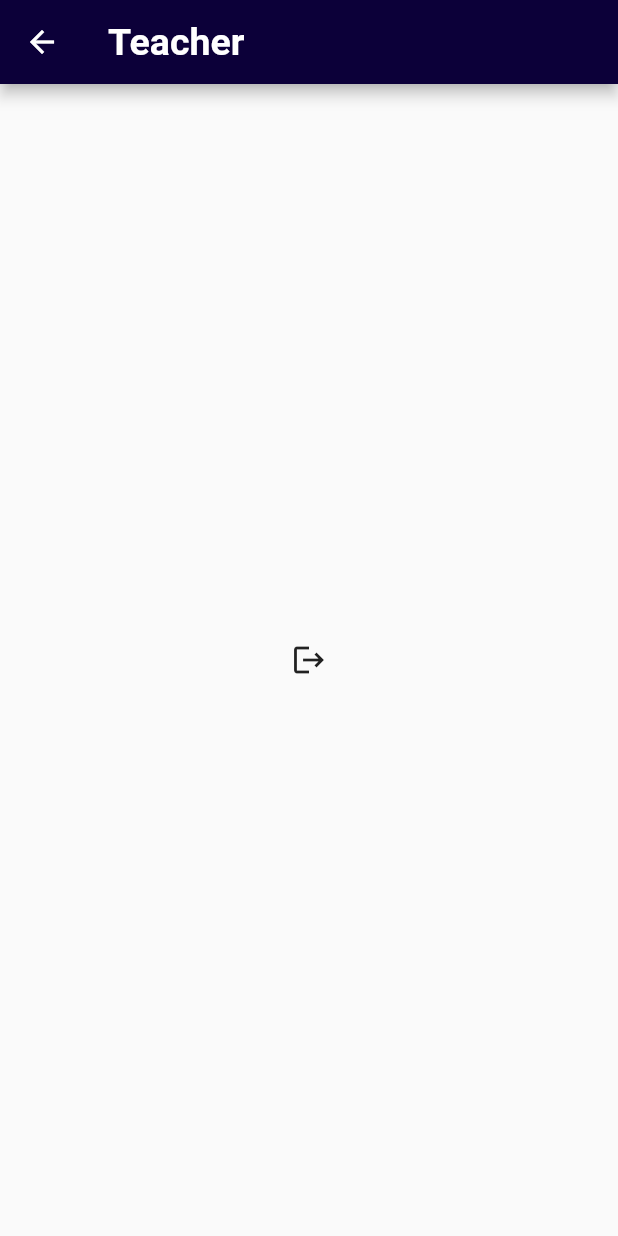
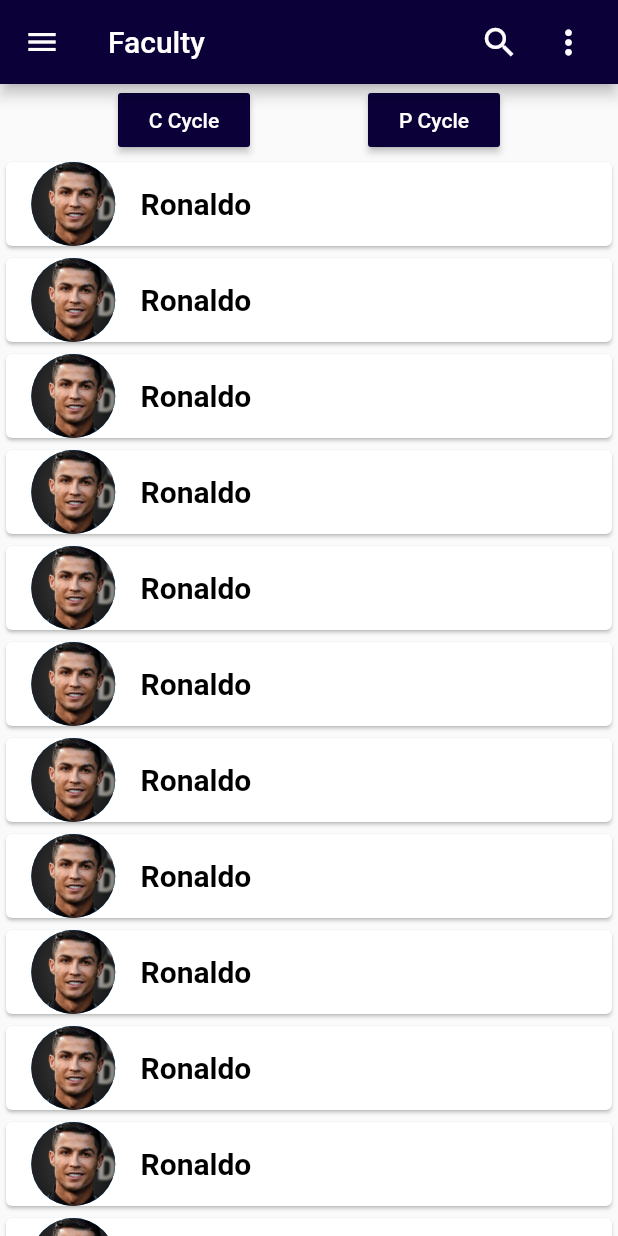
Before and after one commit to RonaldRommel/Counselling_App, a Flutter app: the TeacherHome screen opened directly, on a phone screen of 412 x 824 dp. Run offline on Flutter 3.47's test engine with Material 2 defaults, Android fonts, the phone set to English and light mode, and no system bars; our stand-ins replace cloud_firestore, firebase_auth, firebase_core, flutter_spinkit; accounts and stored records are empty.

Commit message:
Added Teacher layout

```diff
--- /dev/null
+++ b/project/lib/List/student_list.dart
@@ -0,0 +1,54 @@
+import 'package:firebase_auth/firebase_auth.dart';
+import 'package:project/models/ClassStudents.dart';
+import 'package:project/screens/Teacher/teacher_home.dart';
+
+class Student_List {
+
+  List<Students> students1=[
+    Students(name: "Ronaldo",picture: "ronaldo.jpg"),
+    Students(name: "Ronaldo",picture: "ronaldo.jpg"),
+    Students(name: "Ronaldo",picture: "ronaldo.jpg"),
+    Students(name: "Ronaldo",picture: "ronaldo.jpg"),
+    Students(name: "Ronaldo",picture: "ronaldo.jpg"),
+    Students(name: "Ronaldo",picture: "ronaldo.jpg"),
+    Students(name: "Ronaldo",picture: "ronaldo.jpg"),
+    Students(name: "Ronaldo",picture: "ronaldo.jpg"),
+    Students(name: "Ronaldo",picture: "ronaldo.jpg"),
+    Students(name: "Ronaldo",picture: "ronaldo.jpg"),
+    Students(name: "Ronaldo",picture: "ronaldo.jpg"),
+    Students(name: "Ronaldo",picture: "ronaldo.jpg"),
+    Students(name: "Ronaldo",picture: "ronaldo.jpg"),
+    Students(name: "Ronaldo",picture: "ronaldo.jpg"),
+    Students(name: "Ronaldo",picture: "ronaldo.jpg"),
+    Students(name: "Ronaldo",picture: "ronaldo.jpg"),
+  ];
+
+  List<Students> students2=[
+    Students(name: "Messi",picture: "messi.jpg"),
+    Students(name: "Messi",picture: "messi.jpg"),
+    Students(name: "Messi",picture: "messi.jpg"),
+    Students(name: "Messi",picture: "messi.jpg"),
+    Students(name: "Messi",picture: "messi.jpg"),
+    Students(name: "Messi",picture: "messi.jpg"),
+    Students(name: "Messi",picture: "messi.jpg"),
+    Students(name: "Messi",picture: "messi.jpg"),
+    Students(name: "Messi",picture: "messi.jpg"),
+    Students(name: "Messi",picture: "messi.jpg"),
+    Students(name: "Messi",picture: "messi.jpg"),
+    Students(name: "Messi",picture: "messi.jpg"),
+    Students(name: "Messi",picture: "messi.jpg"),
+    Students(name: "Messi",picture: "messi.jpg"),
+    Students(name: "Messi",picture: "messi.jpg"),
+    Students(name: "Messi",picture: "messi.jpg"),
+  ];
+
+  studList(int sec){
+    if(sec == 0) {
+      return students1;
+    }
+    else if(sec == 1) {
+      return students2;
+    }
+  }
+
+}
--- a/project/lib/screens/Teacher/teacher_home.dart
+++ b/project/lib/screens/Teacher/teacher_home.dart
@@ -1,4 +1,6 @@
 import 'package:flutter/material.dart';
+import 'package:project/List/student_list.dart';
+import 'package:project/models/ClassStudents.dart';
 import 'package:project/services/auth.dart';
 import 'package:project/theme/theme.dart';
 
@@ -6,26 +8,127 @@ class TeacherHome extends StatefulWidget {
   @override
   _TeacherHomeState createState() => _TeacherHomeState();
 }
+class _TeacherHomeState extends State<TeacherHome> {
 
-class _TeacherHomeState extends State<TeacherHome> {
+  final Student_List _student = Student_List();
+
+  List<Students> students = [
+    Students(name: "Ronaldo",picture: "ronaldo.jpg"),
+    Students(name: "Ronaldo",picture: "ronaldo.jpg"),
+    Students(name: "Ronaldo",picture: "ronaldo.jpg"),
+    Students(name: "Ronaldo",picture: "ronaldo.jpg"),
+    Students(name: "Ronaldo",picture: "ronaldo.jpg"),
+    Students(name: "Ronaldo",picture: "ronaldo.jpg"),
+    Students(name: "Ronaldo",picture: "ronaldo.jpg"),
+    Students(name: "Ronaldo",picture: "ronaldo.jpg"),
+    Students(name: "Ronaldo",picture: "ronaldo.jpg"),
+    Students(name: "Ronaldo",picture: "ronaldo.jpg"),
+    Students(name: "Ronaldo",picture: "ronaldo.jpg"),
+    Students(name: "Ronaldo",picture: "ronaldo.jpg"),
+    Students(name: "Ronaldo",picture: "ronaldo.jpg"),
+    Students(name: "Ronaldo",picture: "ronaldo.jpg"),
+    Students(name: "Ronaldo",picture: "ronaldo.jpg"),
+    Students(name: "Ronaldo",picture: "ronaldo.jpg"),
+  ];
+
+   List<Students> students1 = [];
+
+  int sec = 0;
+
   final AuthService _auth =AuthService();
   @override
   Widget build(BuildContext context) {
+      students1 = _student.studList(sec);
     return Scaffold(
       appBar: AppBar(
         backgroundColor: colors.pricolor,
-        title: Text(
-          "Teacher",style: Theme.of(context).textTheme.headline1,
+        title: Text('Faculty'),
+        leading: GestureDetector(
+          onTap: () {
+            // on tap code
+          },
+          child: Icon(
+            Icons.menu,
+          ),
         ),
+        actions: <Widget>[
+          Padding(
+            padding: EdgeInsets.only(right: 20.0),
+            child: GestureDetector(
+              onTap: () {
+                // on tap code
+              },
+              child: Icon(
+                Icons.search,
+                size: 26.0,
+              ),
+            ),
+          ),
+          Padding(
+            padding: EdgeInsets.only(right: 20.0),
+            child: GestureDetector(
+              onTap: () {
+                // on tap code
+              },
+              child: Icon(
+                Icons.more_vert,
+                size: 26.0,
+              ),
+            ),
+          ),
+        ],
       ),
-      body: Center(
-        child: FlatButton(
-          onPressed: (){
-            _auth.signOut();
-          },
-          child: Icon(Icons.logout),
-        ),
-      ),
+      body: Column(
+        children: [
+          Row(
+            mainAxisAlignment: MainAxisAlignment.spaceEvenly,
+            children: [
+              RaisedButton(
+                onPressed: () {
+                  sec = 0;
+                  setState(() {
+                    students1 = _student.studList(sec);
+                  });
+                },
+                child: Text("C Cycle"),
+                textColor: Colors.white,
+                color: colors.pricolor,
+              ),
+              RaisedButton(
+                onPressed: () {
+                  sec = 1;
+                  setState(() {
+                    students1 = _student.studList(sec);
+                  });
+                },
+                child: Text("P Cycle"),
+                textColor: Colors.white,
+                color: colors.pricolor,
+              ),
+            ],
+          ),
+          Expanded(
+              child: ListView.builder(
+                itemCount: students1.length,
+                itemBuilder: (context , index) {
+                  return Container(
+                    child: Card(
+                      child: ListTile(
+                        leading: CircleAvatar(
+                          radius: MediaQuery.of(context).size.height*0.035,
+                          backgroundImage: AssetImage('assets/${students1[index].picture}'),
+                        ),
+                        title: Text(students1[index].name,
+                          style: Theme.of(context).textTheme.bodyText1,
+                        ),
+                      ),
+                    ),
+                  );
+                },
+              )
+          ),
+        ],
+      )
     );
   }
 }
--- a/project/lib/shared/drawer.dart
+++ b/project/lib/shared/drawer.dart
@@ -4,7 +4,7 @@ import 'package:project/services/auth.dart';
 import 'package:project/theme/theme.dart';
 
 class NavDrawer extends StatelessWidget {
-  final AuthService _auth =AuthService();
+  final AuthService _auth = AuthService();
   @override
   Widget build(BuildContext context) {
     return Drawer(
```
